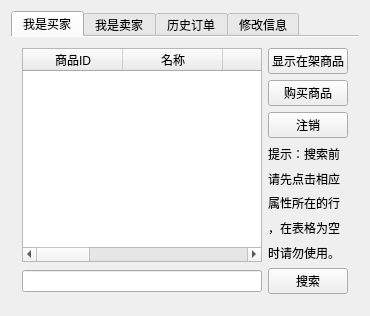
This is userWindow.ui in KyokaiNoKanata/TradingPlatform as Qt 5 draws it before an edit. The edited form follows.
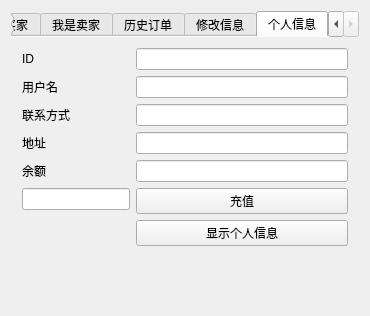
This is the edited form. The open tabs and pages were chosen to show the change.

Patch:
```diff
--- a/userWindow.ui
+++ b/userWindow.ui
@@ -14,8 +14,8 @@
    <string>用户窗口</string>
   </property>
   <widget class="QWidget" name="centralWidget">
-   <layout class="QVBoxLayout" name="verticalLayout_2">
-    <item>
+   <layout class="QGridLayout" name="gridLayout_5">
+    <item row="0" column="0">
      <widget class="QTabWidget" name="tabWidget">
       <property name="currentIndex">
        <number>0</number>
@@ -325,6 +325,80 @@
         </item>
        </layout>
       </widget>
+      <widget class="QWidget" name="infoTab">
+       <attribute name="title">
+        <string>个人信息</string>
+       </attribute>
+       <layout class="QFormLayout" name="formLayout">
+        <item row="0" column="0">
+         <widget class="QLabel" name="label_6">
+          <property name="text">
+           <string>ID</string>
+          </property>
+         </widget>
+        </item>
+        <item row="0" column="1">
+         <widget class="QLineEdit" name="showIDLineEdit"/>
+        </item>
+        <item row="1" column="0">
+         <widget class="QLabel" name="label_7">
+          <property name="text">
+           <string>用户名</string>
+          </property>
+         </widget>
+        </item>
+        <item row="1" column="1">
+         <widget class="QLineEdit" name="showUsernameLineEdit"/>
+        </item>
+        <item row="2" column="0">
+         <widget class="QLabel" name="label_8">
+          <property name="text">
+           <string>联系方式</string>
+          </property>
+         </widget>
+        </item>
+        <item row="2" column="1">
+         <widget class="QLineEdit" name="showContactLineEdit"/>
+        </item>
+        <item row="3" column="0">
+         <widget class="QLabel" name="label_9">
+          <property name="text">
+           <string>地址</string>
+          </property>
+         </widget>
+        </item>
+        <item row="3" column="1">
+         <widget class="QLineEdit" name="showAddressLineEdit"/>
+        </item>
+        <item row="4" column="0">
+         <widget class="QLabel" name="label_10">
+          <property name="text">
+           <string>余额</string>
+          </property>
+         </widget>
+        </item>
+        <item row="4" column="1">
+         <widget class="QLineEdit" name="showBalanceLineEdit"/>
+        </item>
+        <item row="5" column="1">
+         <widget class="QPushButton" name="chargePushButton">
+          <property name="text">
+           <string>充值</string>
+          </property>
+         </widget>
+        </item>
+        <item row="5" column="0">
+         <widget class="QLineEdit" name="chargeLineEdit"/>
+        </item>
+        <item row="6" column="1">
+         <widget class="QPushButton" name="showInfoPushButton">
+          <property name="text">
+           <string>显示个人信息</string>
+          </property>
+         </widget>
+        </item>
+       </layout>
+      </widget>
      </widget>
     </item>
    </layout>
```
Left out of the diff: 69 changed lines with no effect on the pictures.
